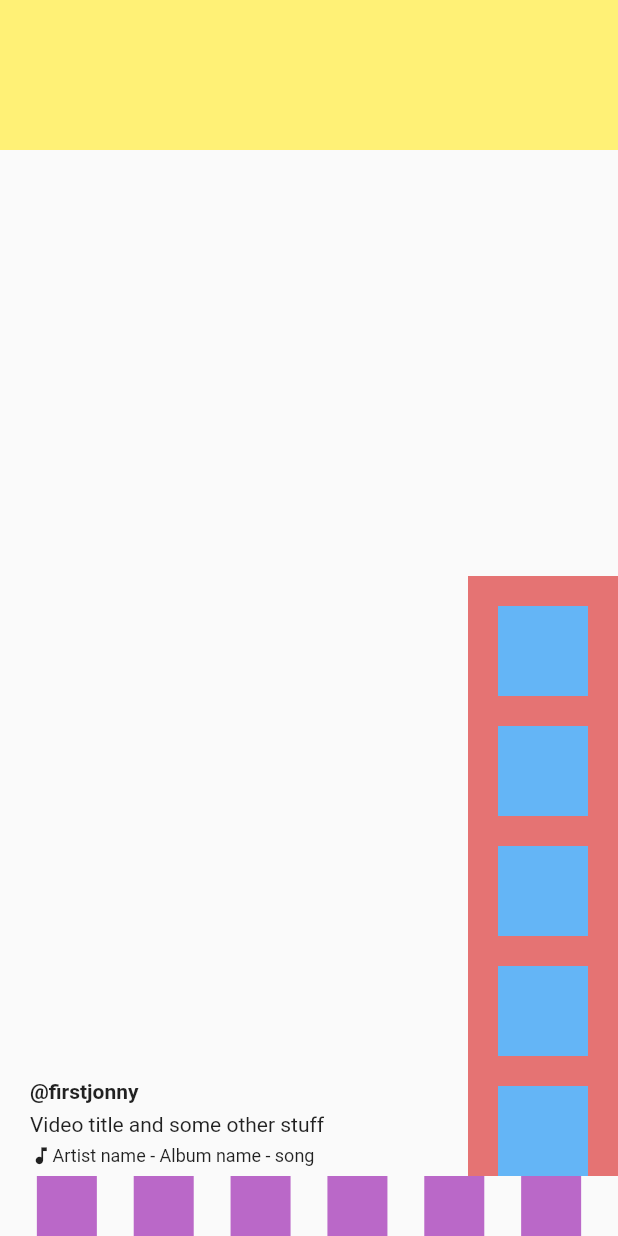
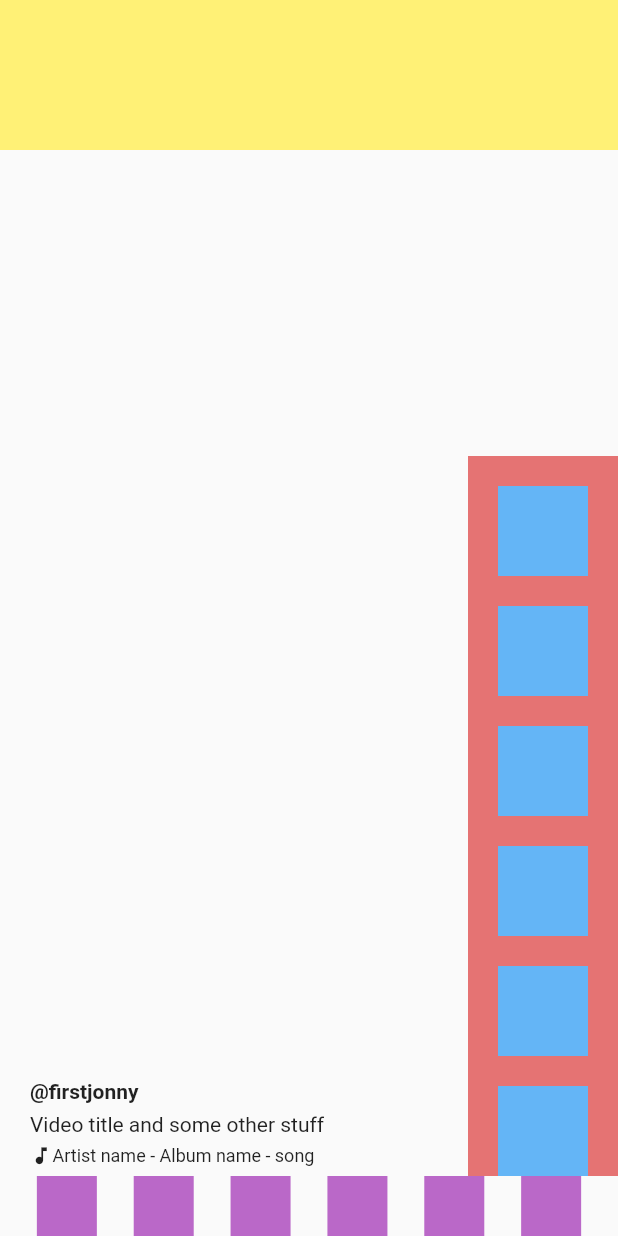
Before and after one commit to sitais/uex, a Flutter app: the screen it shows after launch, on a phone screen of 412 x 824 dp. Run offline on Flutter 3.47's test engine with Material 2 defaults, Android fonts, the phone set to English and light mode, and no system bars.

Commit message:
Cleaned up
cleaned up and stepped back - removed some changes

```diff
--- a/lib/home.dart
+++ b/lib/home.dart
@@ -5,46 +5,7 @@ import 'package:uex/widgets/actions_toolbar.dart';
 import 'package:uex/widgets/bottom_toolbar.dart';
 
 class Home extends StatelessWidget {
-  Widget get topSection => Container(
-        height: 100.0,
-        padding: EdgeInsets.only(bottom: 15.0),
-        color: Colors.yellow[300],
-      );
-
-  // Widget get videoDescription => Expanded(
-  //       child: Column(
-  //           mainAxisSize: MainAxisSize.min,
-  //           crossAxisAlignment: CrossAxisAlignment.start,
-  //           children: <Widget>[
-  //             Container(
-  //                 height: 10.0,
-  //                 color: Colors.green[300],
-  //                 margin: EdgeInsets.only(top: 10)),
-  //             Container(
-  //                 height: 10.0,
-  //                 color: Colors.green[300],
-  //                 margin: EdgeInsets.only(top: 10)),
-  //             Container(
-  //                 height: 10.0,
-  //                 color: Colors.green[300],
-  //                 margin: EdgeInsets.only(top: 10))
-  //           ]),
-  //     );
-
-  // Widget get actionsToolbar => Container(
-  //       width: 100.0,
-  //       color: Colors.red[300],
-  //       child: Column(
-  //         mainAxisSize: MainAxisSize.min,
-  //         children: List<Widget>.generate(
-  //             5,
-  //             (index) => Container(
-  //                 width: 60,
-  //                 height: 60,
-  //                 color: Colors.blue[300],
-  //                 margin: EdgeInsets.only(top: 20.0))),
-  //       ),
-  //     );
+  Widget get topSection => Container(height: 100.0, color: Colors.yellow[300]);
 
   Widget get middleSection => Expanded(
       child: Row(
@@ -52,17 +13,10 @@ class Home extends StatelessWidget {
           crossAxisAlignment: CrossAxisAlignment.end,
           children: <Widget>[VideoDescription(), ActionsToolbar()]));
 
-  // Widget get bottomSection => Row(
-  //       mainAxisAlignment: MainAxisAlignment.spaceEvenly,
-  //       children: List<Widget>.generate(
-  //           5,
-  //           (index) => Container(
-  //               width: 40.0, height: 40.0, color: Colors.purple[300])),
-  //     );
-
   @override
   Widget build(BuildContext context) {
     return Scaffold(
+      drawer: Drawer(child: Container()),
       body: Column(
         children: <Widget>[
           // Top section
--- a/lib/main.dart
+++ b/lib/main.dart
@@ -8,7 +8,14 @@ class MyApp extends StatelessWidget {
   @override
   Widget build(BuildContext context) {
     return MaterialApp(
-      title: 'uex',
+      title: 'Flutter Demo',
+      theme: ThemeData(
+          // Uncomment in phase 3 to apply white to text
+          // textTheme: Theme.of(context).textTheme.apply(
+          //   bodyColor: Colors.white,
+          //   displayColor: Colors.white
+          // ),
+          ),
       home: Home(),
     );
   }
--- a/lib/widgets/actions_toolbar.dart
+++ b/lib/widgets/actions_toolbar.dart
@@ -9,7 +9,7 @@ class ActionsToolbar extends StatelessWidget {
       child: Column(
         mainAxisSize: MainAxisSize.min,
         children: List<Widget>.generate(
-            5,
+            6,
             (index) => Container(
                 width: 60,
                 height: 60,
--- a/lib/widgets/video_description.dart
+++ b/lib/widgets/video_description.dart
@@ -22,6 +22,8 @@ class VideoDescription extends StatelessWidget {
                 Text('Artist name - Album name - song',
                     style: TextStyle(fontSize: 12.0))
               ]),
-                ])));
+            ]),
+      ),
+    );
   }
 }
```
Lines whose indentation alone changed are shown as unchanged.
